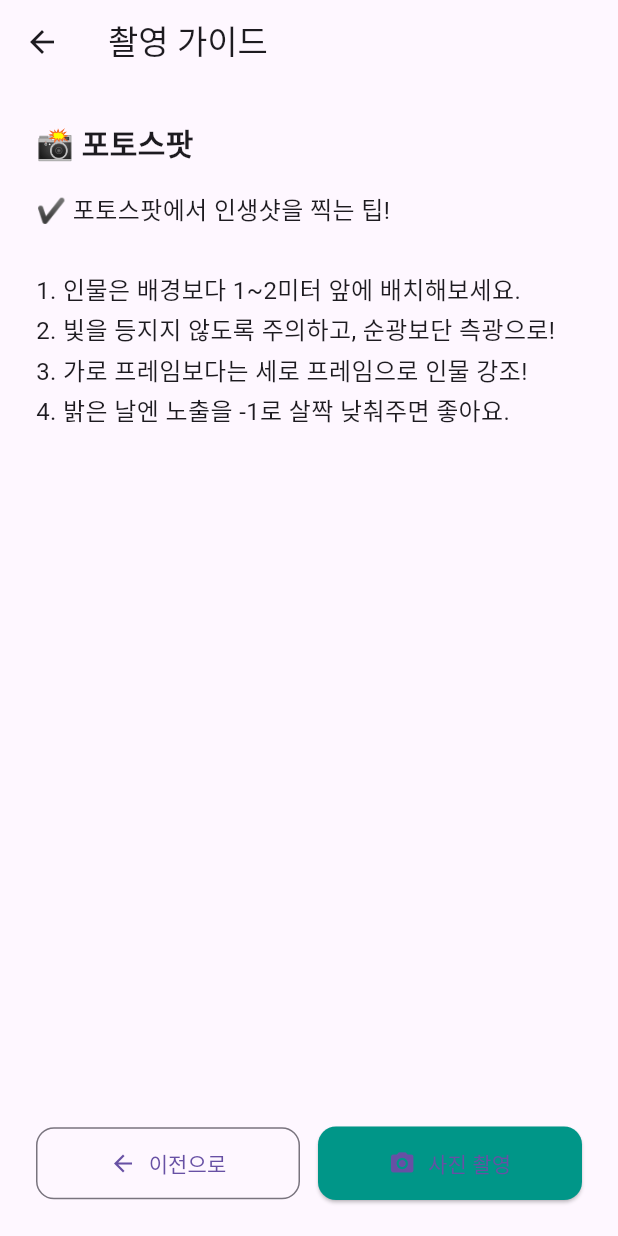
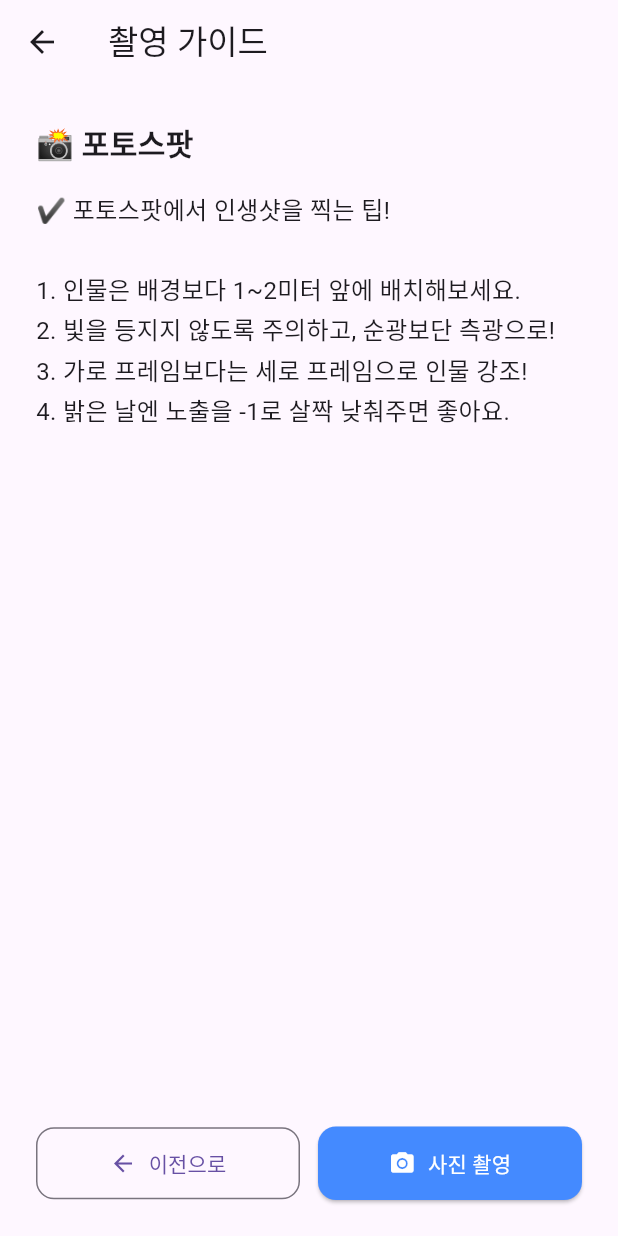
Before and after one commit to jms-50/ShotSpot, a Flutter app: the GuideScreen screen opened by its route, on a phone screen of 412 x 824 dp. Run offline on Flutter 3.47's test engine with Material 3 defaults, Android fonts, the phone set to English and light mode, and no system bars; our stand-ins replace camera, cloud_firestore, firebase_auth, firebase_core, firebase_storage, geocoding and 4 more; accounts and stored records are empty.

Commit message:
Update guide_screen.dart

```diff
--- a/lib/screens/guide_screen.dart
+++ b/lib/screens/guide_screen.dart
@@ -9,13 +9,50 @@ class GuideScreen extends StatelessWidget {
         ModalRoute.of(context)?.settings.arguments as Map<String, dynamic>?;
 
     final String spotName = spot?['name'] ?? '포토스팟';
-    final String tip =
-        "✔️ ${spotName}에서 인생샷을 찍는 팁!\n\n"
-        "1. 인물은 배경보다 1~2미터 앞에 배치해보세요.\n"
-        "2. 빛을 등지지 않도록 주의하고, 순광보단 측광으로!\n"
-        "3. 가로 프레임보다는 세로 프레임으로 인물 강조!\n"
-        "4. 밝은 날엔 노출을 -1로 살짝 낮춰주면 좋아요.";
-
+    final String tip;
+    if (spotName == '아라쿠라야마센겐공원') {
+      tip =
+          "✔️ ${spotName}에서 인생샷을 찍는 팁!\n\n"
+          "1. 전망대의 왼쪽으로 이동해 탑을 오른쪽 프레임에 배치\n"
+          "2. 전경: 벚꽃 / 중경: 파고다 / 배경: 후지산 구도로 구성  \n"
+          "3. 35~50mm 화각 렌즈 사용 시 엽서 느낌 연출 가능\n\n\n"
+          "☀추천 시간 & 날씨\n"
+          "- 맑은 날: 오전 8~10시, 선명한 색 대비\n"
+          "- 흐린 날: 안개 낀 후지산과 파고다로 몽환적인 분위기\n"
+          "- 벚꽃 시즌: 벚꽃 프레임으로 계절감 강조\n"
+          "- 해질 무렵: 황금빛 후지산 + 붉은 탑의 드라마틱한 조화\n";
+    } else if (spotName == '시모요시다혼초거리') {
+      tip =
+      "✔️ ${spotName}에서 인생샷을 찍는 팁!\n\n"
+          "1. 도로 중앙선에 맞춰 정면 촬영하면 좌우 대칭의 가로등과 후지산이 자연스럽게 이어지는 구도 완성\n"
+          "2. 횡단보도 직전 중앙 지점이 베스트 포인트\n"
+          "3. 광각 또는 35~50mm 화각 렌즈 사용 추천\n"
+          "\n\n"
+          "☀추천 시간 & 날씨\n"
+          "- 맑은 날: 일출 직후 or 일몰 직전 하늘과 후지산의 조화\n"
+          "- 흐린 날: 후지산이 안 보일 땐 상점가와 인물 중심으로\n"
+          "- 비 오는 날: 젖은 도로에 반사된 빛으로 감성적인 분위기\n"
+          "- 눈 오는 날: 지붕 위 눈 + 설산 후지산 조합으로 드라마틱\n"
+          "- 해 질 무렵: 가로등 차량 불빛 후지산 실루엣이 어우러진 로맨틱 야경\n";
+    }else if (spotName == '대전역') {
+      tip =
+          "✔️ ${spotName}에서 인생샷을 찍는 팁!\n\n"
+          "1. 대전역 서광장 정면에서 '대전역' 간판이 잘 보이게 촬영\n"
+          "2. 간판 기준 2~3m 앞에 서서 '대' 글자가 머리 위에 오도록 앵글 맞추기\n"
+          "3. 스마트폰을 아래에서 위로 올려 찍으면 인물이 더 크게 나와요\n"
+          "\n\n"
+          "🎖보너스 팁\n"
+          "- 전역티 or 군복 + 모자 착용 추천\n"
+          "- 삼각대나 친구 도움으로 인물 중심 촬영\n"
+          "- Live Photo 또는 연사 모드로 베스트컷 선택\n";
+    } else {
+      tip =
+          "✔️ ${spotName}에서 인생샷을 찍는 팁!\n\n"
+          "1. 인물은 배경보다 1~2미터 앞에 배치해보세요.\n"
+          "2. 빛을 등지지 않도록 주의하고, 순광보단 측광으로!\n"
+          "3. 가로 프레임보다는 세로 프레임으로 인물 강조!\n"
+          "4. 밝은 날엔 노출을 -1로 살짝 낮춰주면 좋아요.";
+    }
     return Scaffold(
       appBar: AppBar(title: const Text("촬영 가이드")),
       body: Padding(
@@ -60,11 +97,12 @@ class GuideScreen extends StatelessWidget {
                           ),
                       label: const Text("사진 촬영"),
                       style: ElevatedButton.styleFrom(
-                        backgroundColor: Colors.teal,
+                        backgroundColor: Colors.blueAccent,
                         padding: const EdgeInsets.symmetric(vertical: 14),
                         shape: RoundedRectangleBorder(
                           borderRadius: BorderRadius.circular(12),
                         ),
+                        foregroundColor: Colors.white,
                       ),
                     ),
                   ),
```
